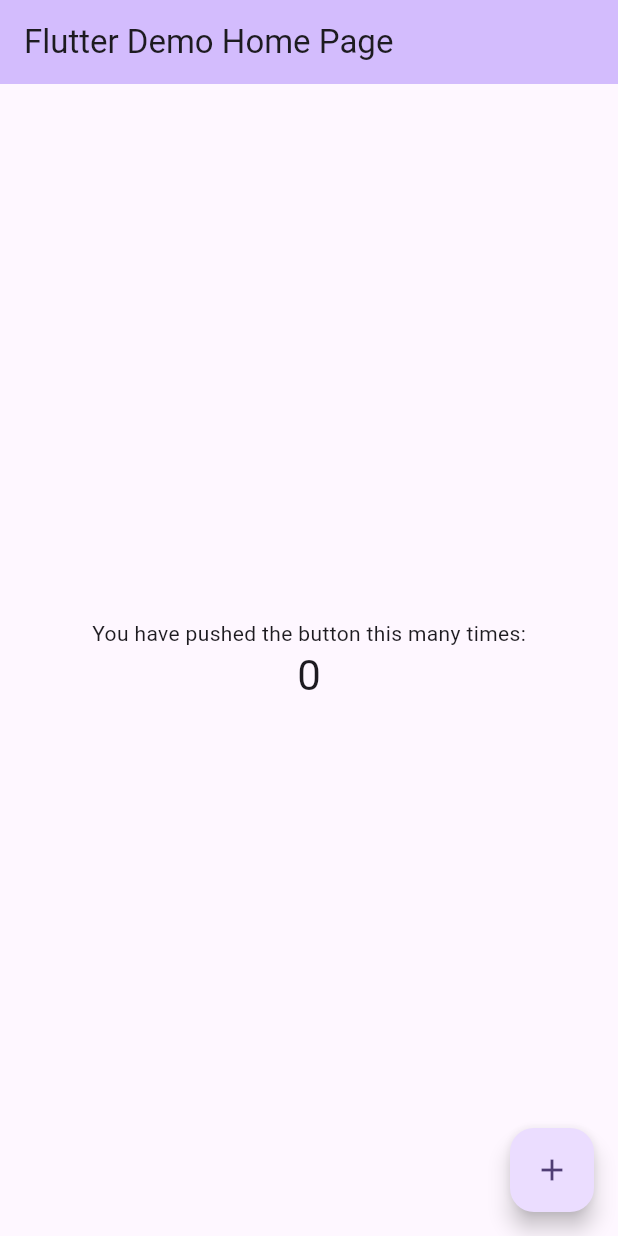
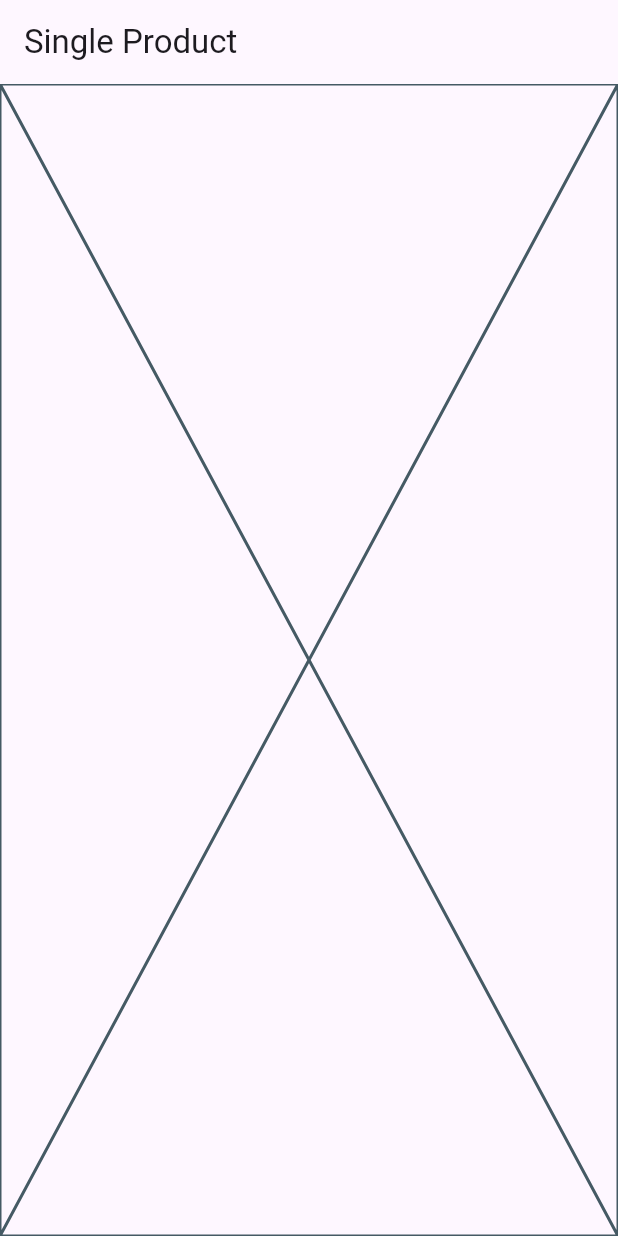
Before and after one commit to abidroid/sbbwu_session17_shopping_api, a Flutter app: the screen it shows after launch, on a phone screen of 412 x 824 dp. Run offline on Flutter 3.47's test engine with Material 3 defaults, Android fonts, the phone set to English and light mode, and no system bars.

Commit message:
screens added

```diff
--- a/lib/main.dart
+++ b/lib/main.dart
@@ -1,4 +1,5 @@
 import 'package:flutter/material.dart';
+import 'package:sbbwu_session17_shopping_api/screens/single_product_screen.dart';
 
 void main() {
   runApp(const MyApp());
@@ -13,113 +14,11 @@ class MyApp extends StatelessWidget {
     return MaterialApp(
       title: 'Flutter Demo',
       theme: ThemeData(
-        // This is the theme of your application.
-        //
-        // TRY THIS: Try running your application with "flutter run". You'll see
-        // the application has a purple toolbar. Then, without quitting the app,
-        // try changing the seedColor in the colorScheme below to Colors.green
-        // and then invoke "hot reload" (save your changes or press the "hot
-        // reload" button in a Flutter-supported IDE, or press "r" if you used
-        // the command line to start the app).
-        //
-        // Notice that the counter didn't reset back to zero; the application
-        // state is not lost during the reload. To reset the state, use hot
-        // restart instead.
-        //
-        // This works for code too, not just values: Most code changes can be
-        // tested with just a hot reload.
+
         colorScheme: ColorScheme.fromSeed(seedColor: Colors.deepPurple),
         useMaterial3: true,
       ),
-      home: const MyHomePage(title: 'Flutter Demo Home Page'),
+      home: const SingleProductScreen(),
     );
   }
 }
-
-class MyHomePage extends StatefulWidget {
-  const MyHomePage({super.key, required this.title});
-
-  // This widget is the home page of your application. It is stateful, meaning
-  // that it has a State object (defined below) that contains fields that affect
-  // how it looks.
-
-  // This class is the configuration for the state. It holds the values (in this
-  // case the title) provided by the parent (in this case the App widget) and
-  // used by the build method of the State. Fields in a Widget subclass are
-  // always marked "final".
-
-  final String title;
-
-  @override
-  State<MyHomePage> createState() => _MyHomePageState();
-}
-
-class _MyHomePageState extends State<MyHomePage> {
-  int _counter = 0;
-
-  void _incrementCounter() {
-    setState(() {
-      // This call to setState tells the Flutter framework that something has
-      // changed in this State, which causes it to rerun the build method below
-      // so that the display can reflect the updated values. If we changed
-      // _counter without calling setState(), then the build method would not be
-      // called again, and so nothing would appear to happen.
-      _counter++;
-    });
-  }
-
-  @override
-  Widget build(BuildContext context) {
-    // This method is rerun every time setState is called, for instance as done
-    // by the _incrementCounter method above.
-    //
-    // The Flutter framework has been optimized to make rerunning build methods
-    // fast, so that you can just rebuild anything that needs updating rather
-    // than having to individually change instances of widgets.
-    return Scaffold(
-      appBar: AppBar(
-        // TRY THIS: Try changing the color here to a specific color (to
-        // Colors.amber, perhaps?) and trigger a hot reload to see the AppBar
-        // change color while the other colors stay the same.
-        backgroundColor: Theme.of(context).colorScheme.inversePrimary,
-        // Here we take the value from the MyHomePage object that was created by
-        // the App.build method, and use it to set our appbar title.
-        title: Text(widget.title),
-      ),
-      body: Center(
-        // Center is a layout widget. It takes a single child and positions it
-        // in the middle of the parent.
-        child: Column(
-          // Column is also a layout widget. It takes a list of children and
-          // arranges them vertically. By default, it sizes itself to fit its
-          // children horizontally, and tries to be as tall as its parent.
-          //
-          // Column has various properties to control how it sizes itself and
-          // how it positions its children. Here we use mainAxisAlignment to
-          // center the children vertically; the main axis here is the vertical
-          // axis because Columns are vertical (the cross axis would be
-          // horizontal).
-          //
-          // TRY THIS: Invoke "debug painting" (choose the "Toggle Debug Paint"
-          // action in the IDE, or press "p" in the console), to see the
-          // wireframe for each widget.
-          mainAxisAlignment: MainAxisAlignment.center,
-          children: <Widget>[
-            const Text(
-              'You have pushed the button this many times:',
-            ),
-            Text(
-              '$_counter',
-              style: Theme.of(context).textTheme.headlineMedium,
-            ),
-          ],
-        ),
-      ),
-      floatingActionButton: FloatingActionButton(
-        onPressed: _incrementCounter,
-        tooltip: 'Increment',
-        child: const Icon(Icons.add),
-      ), // This trailing comma makes auto-formatting nicer for build methods.
-    );
-  }
-}
--- /dev/null
+++ b/lib/screens/product_list_screen.dart
@@ -0,0 +1,21 @@
+
+import 'package:flutter/material.dart';
+
+class ProductListScreen extends StatefulWidget {
+  const ProductListScreen({super.key});
+
+  @override
+  State<ProductListScreen> createState() => _ProductListScreenState();
+}
+
+class _ProductListScreenState extends State<ProductListScreen> {
+  @override
+  Widget build(BuildContext context) {
+    return Scaffold(
+      appBar: AppBar(
+        title: const Text('Single Product'),
+      ),
+      body: const Placeholder(),
+    );
+  }
+}
--- /dev/null
+++ b/lib/screens/single_product_screen.dart
@@ -0,0 +1,20 @@
+import 'package:flutter/material.dart';
+
+class SingleProductScreen extends StatefulWidget {
+  const SingleProductScreen({super.key});
+
+  @override
+  State<SingleProductScreen> createState() => _SingleProductScreenState();
+}
+
+class _SingleProductScreenState extends State<SingleProductScreen> {
+  @override
+  Widget build(BuildContext context) {
+    return Scaffold(
+      appBar: AppBar(
+        title: const Text('Single Product'),
+      ),
+      body: const Placeholder(),
+    );
+  }
+}
```
